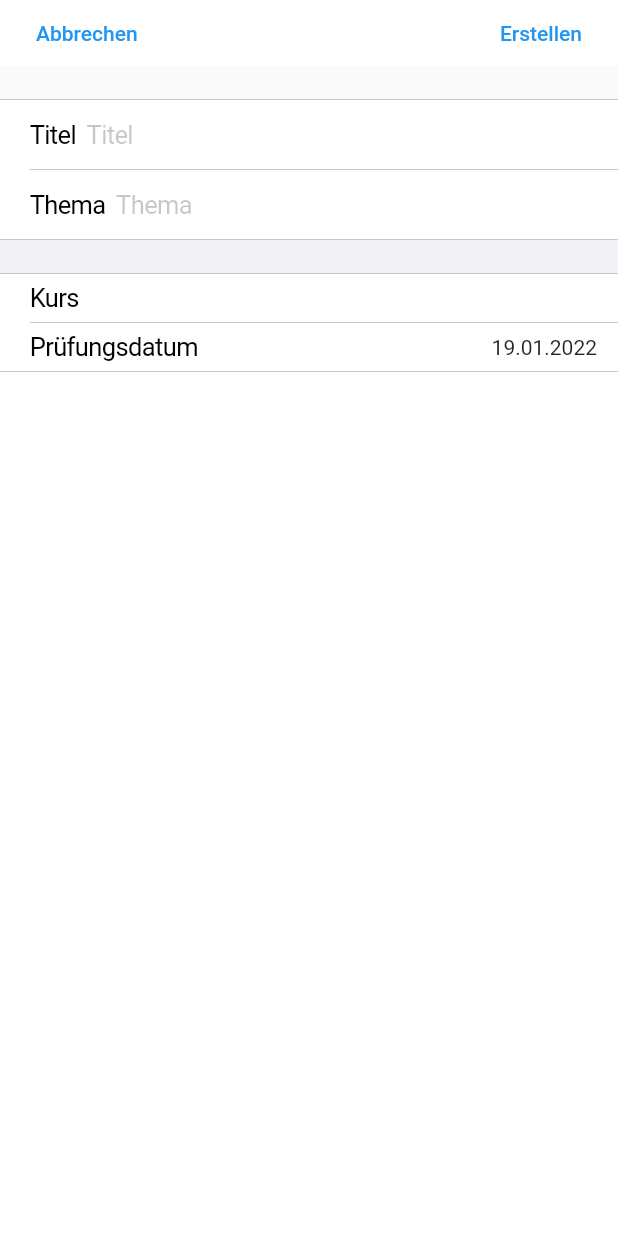
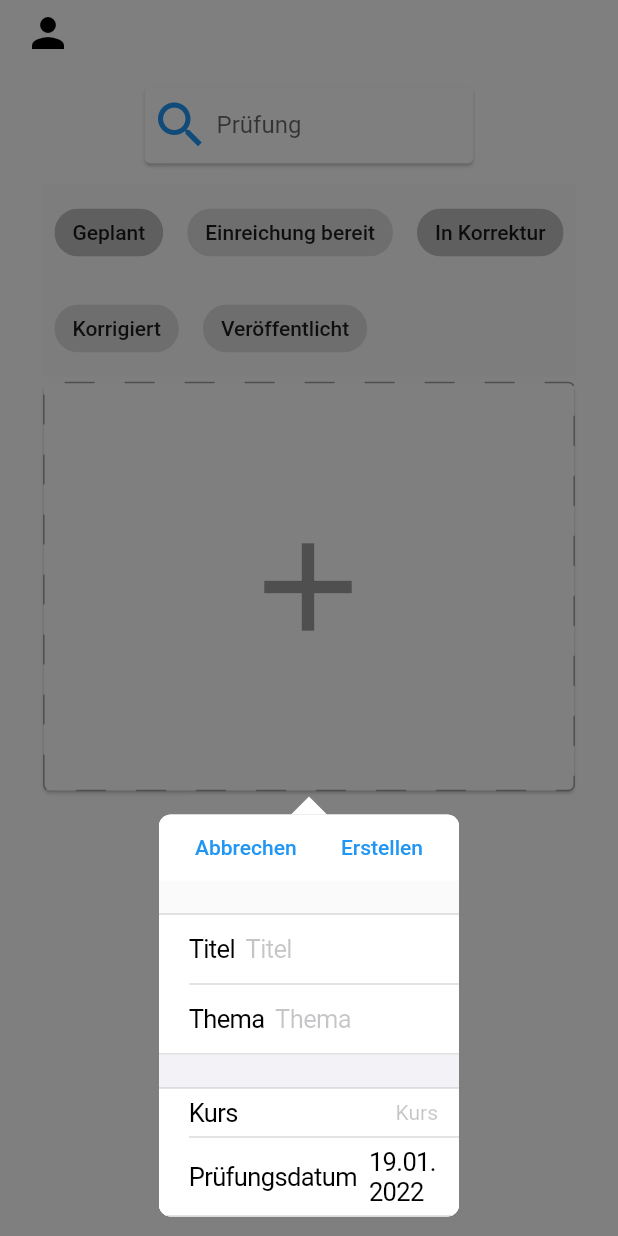
Before and after one commit to SoftwareEngineering-WS2022-CoCoMonkeys/schoolexam-correction-ui, a Flutter app: the ExamsPage screen opened directly, after a tap on the "add" icon, on a phone screen of 412 x 824 dp. Run offline on Flutter 3.47's test engine with Material 2 defaults, Android fonts, the phone set to English and light mode, and no system bars; drawn by our look-alikes of dotted_border, pull_to_refresh; our stand-ins replace equatable, flutter_bloc, flutter_secure_storage, formz, jwt_decoder, modal_bottom_sheet and 3 more; missing offline and left inert: flutter_pdfview, global_configuration, perfect_freehand, syncfusion_flutter_pdf; accounts and stored records are empty; generated files the repository leaves out were written again; key blocks and very long unbroken strings in the code were emptied for the run.

Commit message:
[f] Fix Dialog bug [~] Reverted to smart refresh to allow controller based finishing of the loading

```diff
--- a/src/lib/blocs/exam_details/exam_details_bloc.dart
+++ b/src/lib/blocs/exam_details/exam_details_bloc.dart
@@ -112,6 +112,8 @@ class ExamDetailsCubit extends Cubit<ExamDetailsState> {
 
   /// Trigger the submission of the current exam form.
   Future<void> submitExam() async {
+    log("Requested to submit exam.");
+
     if (!state.status.isValidated) {
       log("Error during exam creation/adjustment, the form was not validated.");
       return;
--- a/src/lib/blocs/exams/exams_bloc.dart
+++ b/src/lib/blocs/exams/exams_bloc.dart
@@ -1,4 +1,5 @@
 import 'dart:async';
+import 'dart:developer';
 
 import 'package:flutter_bloc/flutter_bloc.dart';
 import 'package:formz/formz.dart';
@@ -28,12 +29,9 @@ class ExamsCubit extends Cubit<ExamsState> {
   }
 
   void _onExamDetailsStateChanged(ExamDetailsState state) async {
-    switch (state.status) {
-      case FormzStatus.submissionSuccess:
-        await loadExams();
-        break;
-      default:
-        return;
+    if (state is ExamDetailsCreationSuccess ||
+        state is ExamDetailsUpdateSuccess) {
+      await loadExams();
     }
   }
 
@@ -91,7 +89,10 @@ class ExamsCubit extends Cubit<ExamsState> {
   }
 
   /// The user requested a reload of the exams using the current search parameters.
-  Future<void> loadExams() async => _searchExams(refresh: true);
+  Future<void> loadExams() async {
+    log("Requested refresh of exams.");
+    await _searchExams(refresh: true);
+  }
 
   @override
   Future<void> close() async {
--- a/src/lib/blocs/navigation/navigation_bloc.dart
+++ b/src/lib/blocs/navigation/navigation_bloc.dart
@@ -8,10 +8,6 @@ import 'navigation_state.dart';
 
 class NavigationCubit extends Cubit<AppNavigationState> {
   late final StreamSubscription _authenticationSubscription;
-
-  /// Notify business a-priori about changing navigation.
-  /// The UI is informed afterwards.
-  late final Stream<AppNavigationState> _prioriStream;
 
   NavigationCubit({required AuthenticationBloc authenticationBloc})
       : super(const AppNavigationState.initial()) {
--- /dev/null
+++ b/src/lib/components/exams/exam_card_base.dart
@@ -0,0 +1,16 @@
+import 'package:flutter/material.dart';
+
+class ExamCardBase extends StatelessWidget {
+  final WidgetBuilder builder;
+
+  const ExamCardBase({Key? key, required this.builder}) : super(key: key);
+  @override
+  Widget build(BuildContext context) => SizedBox(
+      height: 280,
+      // TODO : Replace with elevated Container for better cupertino Support
+      child: Card(
+          child: AspectRatio(
+        aspectRatio: 1.3,
+        child: builder(context),
+      )));
+}
--- a/src/lib/components/exams/exam_details_bar.dart
+++ /dev/null
@@ -1,40 +0,0 @@
-import 'package:flutter/cupertino.dart';
-import 'package:flutter/material.dart';
-import 'package:flutter_bloc/flutter_bloc.dart';
-import 'package:flutter_gen/gen_l10n/app_localizations.dart';
-import 'package:formz/formz.dart';
-import 'package:schoolexam_correction_ui/blocs/exam_details/exam_details.dart';
-
-/// Retrieve the bar for the [ExamDetailsDialog].
-/// Due to the enforcment of [ObstructingPreferredSizeWidget] no easy wrapping is possible.
-ObstructingPreferredSizeWidget getBar(BuildContext context) =>
-    CupertinoNavigationBar(
-      leading: TextButton(
-        child: Align(
-            alignment: Alignment.centerLeft,
-            child: Text(AppLocalizations.of(context)!.cancel)),
-        onPressed: () => Navigator.pop(context),
-      ),
-      trailing: BlocBuilder<ExamDetailsCubit, ExamDetailsState>(
-          buildWhen: (old, current) => false,
-          builder: (context, state) => TextButton(
-              onPressed: () => state.status.isValidated
-                  ? () {
-                      BlocProvider.of<ExamDetailsCubit>(context).submitExam();
-                    }
-                  : null,
-              child: Text(
-                (state is ExamDetailsCreationState)
-                    ? AppLocalizations.of(context)!.newExamButtonCreate
-                    : AppLocalizations.of(context)!.newExamButtonEdit,
-              ))),
-      middle: BlocBuilder<ExamDetailsCubit, ExamDetailsState>(
-          buildWhen: (old, current) => false,
-          builder: (context, state) => (state is ExamDetailsCreationState)
-              ? Text(
-                  AppLocalizations.of(context)!.newExamCardTitle,
-                )
-              : Text(
-                  AppLocalizations.of(context)!.editExamCardTitle,
-                )),
-    );
--- a/src/lib/components/exams/exam_details_dialog.dart
+++ b/src/lib/components/exams/exam_details_dialog.dart
@@ -6,22 +6,53 @@ import 'package:flutter/cupertino.dart';
 import 'package:flutter/material.dart';
 import 'package:flutter_bloc/flutter_bloc.dart';
 import 'package:flutter_gen/gen_l10n/app_localizations.dart';
+import 'package:formz/formz.dart';
 import 'package:intl/intl.dart';
 import 'package:schoolexam_correction_ui/blocs/exam_details/exam_details.dart';
 import 'package:schoolexam_correction_ui/blocs/exam_details/exam_details_bloc.dart';
 import 'package:schoolexam_correction_ui/blocs/exam_details/exam_details_state.dart';
-import 'package:schoolexam_correction_ui/components/exams/exam_details_bar.dart';
 import 'package:schoolexam_correction_ui/components/was_animated_scope.dart';
 
-const double _kPickerHeight = 300;
+const double _kPickerHeight = 250;
 const int _kDurationMs = 500;
+const TextStyle _kPlaceHolderStyle = TextStyle(
+  fontWeight: FontWeight.w400,
+  color: CupertinoColors.placeholderText,
+);
 
 class ExamDetailsDialog extends StatelessWidget {
   const ExamDetailsDialog({Key? key}) : super(key: key);
 
   @override
   Widget build(BuildContext context) => CupertinoPageScaffold(
-      navigationBar: getBar(context),
+      navigationBar: CupertinoNavigationBar(
+        leading: TextButton(
+          child: Align(
+              alignment: Alignment.centerLeft,
+              child: Text(AppLocalizations.of(context)!.cancel)),
+          onPressed: () => Navigator.pop(context),
+        ),
+        trailing: BlocBuilder<ExamDetailsCubit, ExamDetailsState>(
+            buildWhen: (old, current) => old.status != current.status,
+            builder: (context, state) => TextButton(
+                onPressed: () => state.status.isValid
+                    ? BlocProvider.of<ExamDetailsCubit>(context).submitExam()
+                    : null,
+                child: Text(
+                  (state is ExamDetailsCreationState)
+                      ? AppLocalizations.of(context)!.newExamButtonCreate
+                      : AppLocalizations.of(context)!.newExamButtonEdit,
+                ))),
+        middle: BlocBuilder<ExamDetailsCubit, ExamDetailsState>(
+            buildWhen: (old, current) => false,
+            builder: (context, state) => (state is ExamDetailsCreationState)
+                ? Text(
+                    AppLocalizations.of(context)!.newExamCardTitle,
+                  )
+                : Text(
+                    AppLocalizations.of(context)!.editExamCardTitle,
+                  )),
+      ),
       child: Material(
           child: SafeArea(
         child: _ExamDetailsDialogForm(),
@@ -89,7 +120,9 @@ class _ExamDetailsDialogFormState extends State<_ExamDetailsDialogForm> {
             BlocBuilder<ExamDetailsCubit, ExamDetailsState>(
                 builder: (context, state) {
               return CupertinoFormRow(
-                  prefix: Text(AppLocalizations.of(context)!.newExamCourse),
+                  prefix: Text(
+                    AppLocalizations.of(context)!.newExamCourse,
+                  ),
                   child: InkWell(
                     onTap: (!allowExpansion)
                         ? null
@@ -107,7 +140,15 @@ class _ExamDetailsDialogFormState extends State<_ExamDetailsDialogForm> {
                           },
                     child: Padding(
                       padding: const EdgeInsets.symmetric(horizontal: 8.0),
-                      child: Text(state.examCourse.value.displayName),
+                      child: state.examCourse.value.displayName.isEmpty
+                          ? Text(
+                              AppLocalizations.of(context)!.examCardCourse,
+                              style: _kPlaceHolderStyle,
+                            )
+                          : Text(state.examCourse.value.displayName,
+                              style: CupertinoTheme.of(context)
+                                  .textTheme
+                                  .textStyle),
                     ),
                   ));
             }),
@@ -161,9 +202,10 @@ class _ExamDetailsDialogFormState extends State<_ExamDetailsDialogForm> {
                       child: Padding(
                         padding: const EdgeInsets.symmetric(horizontal: 8.0),
                         child: Text(
-                          widget.formatter
-                              .format(state.examDate.value.toLocal()),
-                        ),
+                            widget.formatter
+                                .format(state.examDate.value.toLocal()),
+                            style:
+                                CupertinoTheme.of(context).textTheme.textStyle),
                       )));
             }),
 
--- a/src/lib/components/exams/exam_screen_body.dart
+++ b/src/lib/components/exams/exam_screen_body.dart
@@ -1,37 +1,63 @@
 import 'package:flutter/cupertino.dart';
 import 'package:flutter/material.dart';
+import 'package:flutter_bloc/flutter_bloc.dart';
 import 'package:provider/src/provider.dart';
+import 'package:pull_to_refresh/pull_to_refresh.dart';
 import 'package:schoolexam/exams/exams.dart';
 import 'package:schoolexam_correction_ui/blocs/exams/exams.dart';
 import 'package:schoolexam_correction_ui/components/exams/exam_card.dart';
 import 'package:schoolexam_correction_ui/components/exams/new_exam_card.dart';
 
-class ExamScreenBody extends StatelessWidget {
+class ExamScreenBody extends StatefulWidget {
   final List<Exam> exams;
 
   const ExamScreenBody(this.exams, {Key? key}) : super(key: key);
 
   @override
-  Widget build(BuildContext context) => LayoutBuilder(
-        builder: (context, constraints) => RefreshIndicator(
-          onRefresh: () async {
-            await context.read<ExamsCubit>().loadExams();
+  State<ExamScreenBody> createState() => _ExamScreenBodyState();
+}
+
+class _ExamScreenBodyState extends State<ExamScreenBody> {
+  final RefreshController _controller = RefreshController(initialRefresh: true);
+
+  @override
+  Widget build(BuildContext context) => BlocConsumer<ExamsCubit, ExamsState>(
+        listener: (context, state) {
+          if (state is LoadedExamsState) {
+            _controller.refreshCompleted();
+          }
         },
+        builder: (context, state) => LayoutBuilder(
+          builder: (context, constraints) => ConstrainedBox(
+            constraints: BoxConstraints(minHeight: constraints.maxHeight),
+            child: SmartRefresher(
+              onRefresh: () {
+                if (state is! LoadingExamsState) {
+                  context.read<ExamsCubit>().loadExams();
+                }
+              },
+              controller: _controller,
               child: SingleChildScrollView(
-              physics: const AlwaysScrollableScrollPhysics(),
-              scrollDirection: Axis.vertical,
-              child: ConstrainedBox(
-                constraints: BoxConstraints(minHeight: constraints.maxHeight),
+                child: Align(
+                    alignment: Alignment.topCenter,
                     child: Wrap(
                       direction: Axis.horizontal,
                       spacing: 30.0,
                       runSpacing: 30.0,
                       children: [
                         const NewExamCard(),
-                    ...exams.map((e) => ExamCard(e)).toList()
+                        ...widget.exams.map((e) => ExamCard(e)).toList()
                       ],
-                ),
                     )),
               ),
+            ),
+          ),
+        ),
       );
+
+  @override
+  void dispose() {
+    _controller.dispose();
+    super.dispose();
   }
+}
--- a/src/lib/components/exams/new_exam_card.dart
+++ b/src/lib/components/exams/new_exam_card.dart
@@ -2,45 +2,37 @@ import 'package:dotted_border/dotted_border.dart';
 import 'package:flutter/cupertino.dart';
 import 'package:flutter/material.dart';
 import 'package:flutter_bloc/flutter_bloc.dart';
+import 'package:popover/popover.dart';
 import 'package:schoolexam_correction_ui/blocs/exam_details/exam_details.dart';
 import 'package:schoolexam_correction_ui/blocs/exam_details/exam_details_bloc.dart';
+import 'package:schoolexam_correction_ui/components/exams/exam_card.dart';
+import 'package:schoolexam_correction_ui/components/exams/exam_card_base.dart';
 import 'package:schoolexam_correction_ui/components/exams/exam_details_dialog.dart';
 
 class NewExamCard extends StatelessWidget {
   const NewExamCard({Key? key}) : super(key: key);
 
   @override
-  Widget build(BuildContext context) {
-    const radius = 24.0;
-
-    return SizedBox(
-      height: 280,
-      child: Card(
-          shape: RoundedRectangleBorder(
-            borderRadius: BorderRadius.circular(radius),
-          ),
-          child: DottedBorder(
+  Widget build(BuildContext context) => ExamCardBase(
+      builder: (context) => DottedBorder(
             dashPattern: const [20, 20],
             color: Colors.grey,
             strokeWidth: 1,
             borderType: BorderType.RRect,
-            radius: const Radius.circular(radius),
+            radius: const Radius.circular(4.0),
             child: AspectRatio(
                 aspectRatio: 1.3,
                 child: InkWell(
                     onTap: () {
                       BlocProvider.of<ExamDetailsCubit>(context).openNewExam();
-
-                      showDialog(
+                      showPopover(
                           context: context,
-                          builder: (_) => ExamDetailsDialog());
+                          bodyBuilder: (_) => const ExamDetailsDialog());
                     },
                     child: const Icon(
                       Icons.add,
                       size: 100.0,
                       color: Colors.grey,
                     ))),
-          )),
-    );
-  }
+          ));
 }
--- a/src/lib/pages/exams_page.dart
+++ b/src/lib/pages/exams_page.dart
@@ -2,6 +2,7 @@ import 'package:flutter/cupertino.dart';
 import 'package:flutter/material.dart';
 import 'package:flutter_bloc/flutter_bloc.dart';
 import 'package:flutter_gen/gen_l10n/app_localizations.dart';
+import 'package:pull_to_refresh/pull_to_refresh.dart';
 import 'package:schoolexam/exams/exams.dart';
 import 'package:schoolexam_correction_ui/blocs/authentication/authentication.dart';
 import 'package:schoolexam_correction_ui/blocs/exams/exams.dart';
@@ -16,7 +17,8 @@ class ExamsPage extends StatelessWidget {
 
   @override
   Widget build(BuildContext context) {
-    return CupertinoPageScaffold(
+    return AppBlocListener(
+        builder: (context) => CupertinoPageScaffold(
               navigationBar: CupertinoNavigationBar(
                   middle: Text(
                     AppLocalizations.of(context)!.examPageName,
@@ -42,19 +44,8 @@ class ExamsPage extends StatelessWidget {
                       ],
                     );
                   })),
-      child: AppBlocListener(builder: (context) {
-        return Material(
               child: BlocBuilder<ExamsCubit, ExamsState>(
-            builder: (context, state) {
-              if (state is LoadingExamsState) {
-                return const LoadingWidget();
-              }
-
-              if (state is LoadingExamsErrorState) {
-                return const ErrorStateWidget();
-              }
-
-              return Container(
+                  builder: (context, state) => Container(
                       alignment: Alignment.topCenter,
                       child: Column(
                         mainAxisAlignment: MainAxisAlignment.start,
@@ -86,15 +77,11 @@ class ExamsPage extends StatelessWidget {
                             ),
                           ),
                           const StateSelectorChips(),
-                    Expanded(flex: 1, child: ExamScreenBody(state.filtered))
+                          Expanded(
+                              flex: 1, child: ExamScreenBody(state.filtered))
                         ],
-                ),
-              );
-            },
-          ),
-        );
-      }),
-    );
+                      ))),
+            ));
   }
 }
 
@@ -120,7 +107,8 @@ class _StateSelectorChipsState extends State<StateSelectorChips> {
   @override
   Widget build(BuildContext context) {
     return BlocBuilder<ExamsCubit, ExamsState>(
-        builder: (context, state) => Wrap(
+        builder: (context, state) => Material(
+              child: Wrap(
                 children: List.generate(
                     selectable.length,
                     (index) => Padding(
@@ -137,6 +125,7 @@ class _StateSelectorChipsState extends State<StateSelectorChips> {
                             }),
                           ),
                         )),
+              ),
             ));
   }
 }
--- a/src/pubspec.yaml
+++ b/src/pubspec.yaml
@@ -87,6 +87,9 @@ dependencies:
   # Required for edit widgets
   popover: ^0.2.6+3
 
+  # Smart refresh using bloc states to notify controller
+  pull_to_refresh: ^2.0.0
+
 dev_dependencies:
   flutter_test:
     sdk: flutter
```
Also changed, not shown: src/lib/components/app_bloc_listener.dart (+81 -80 lines), src/lib/components/exams/exam_card.dart (+9 -15 lines), src/lib/components/exams/exam_card_action_bar.dart (+9 -12 lines), src/lib/components/was_animated_scope.dart (+4 -5 lines), src/lib/navigation/school_exam_router_delegate.dart (+8 -6 lines), 2 other files. Lines whose indentation alone changed are shown as unchanged.
